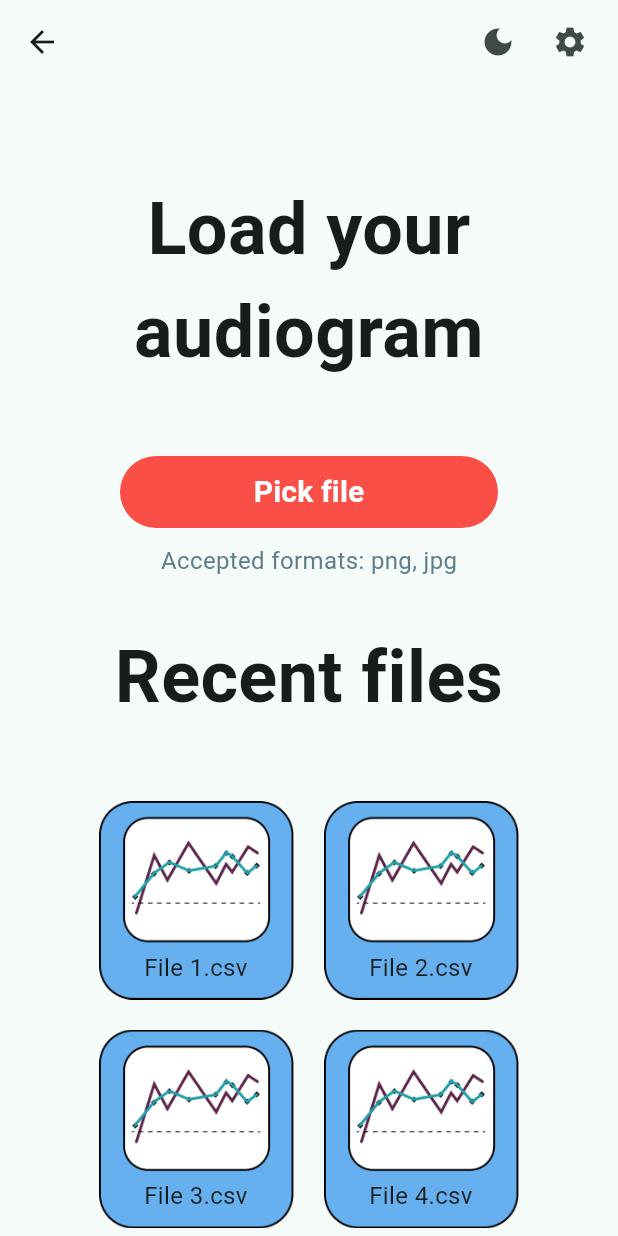
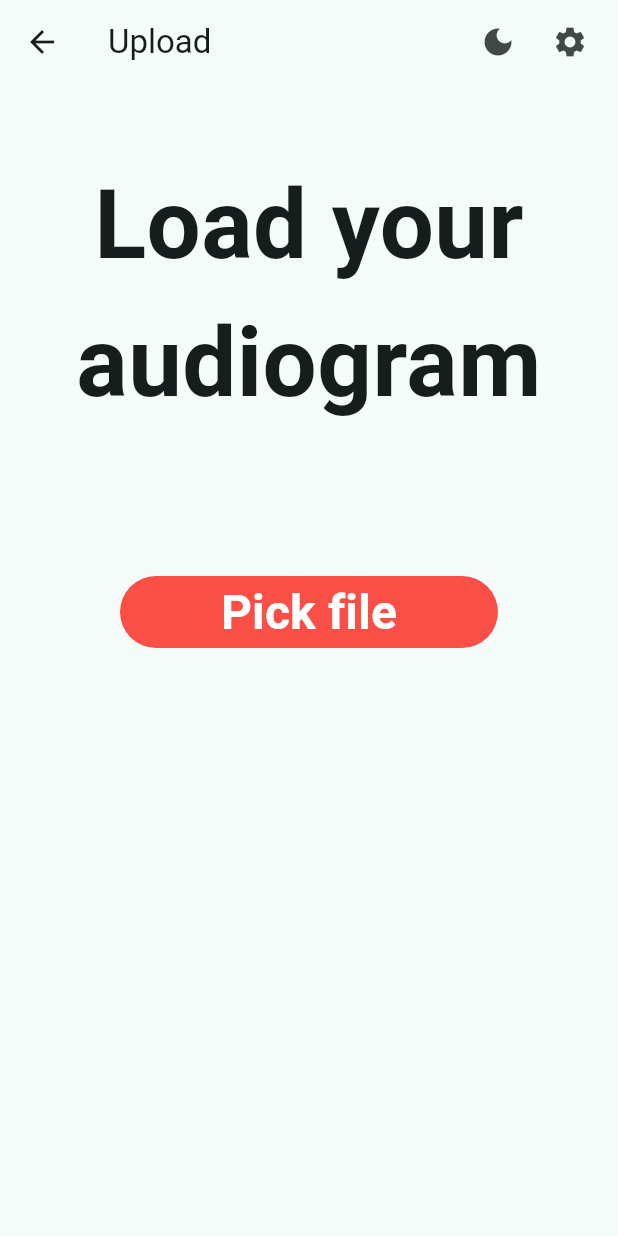
Before and after one commit to HearMate/hear-mate-app, a Flutter app: the EchoParseUploadScreen screen opened by its route, on a phone screen of 412 x 824 dp. Run offline on Flutter 3.47's test engine with Material 3 defaults, Android fonts, the phone set to English and light mode, and no system bars; our stand-ins replace audioplayers, bloc, file_picker, fl_chart, flutter_bloc, flutter_svg and 1 more; generated files the repository leaves out were written again.

Commit message:
bloc architecture for echoparse upload page

```diff
--- /dev/null
+++ b/lib/modules/echo_parse/blocs/echo_parse_event.dart
@@ -0,0 +1,18 @@
+part of 'echo_parse_bloc.dart';
+
+@immutable
+sealed class EchoParseEvent {}
+
+class EchoParseChooseAudiogramFileEvent extends EchoParseEvent {}
+
+class EchoParseUploadAudiogramFileToServerEvent extends EchoParseEvent {}
+
+class EchoParseReceivedServerResponseEvent extends EchoParseEvent {
+  final int statusCode;
+  final Map<String, dynamic> audiogramData;
+
+  EchoParseReceivedServerResponseEvent({
+    required this.statusCode,
+    required this.audiogramData,
+  });
+}
--- /dev/null
+++ b/lib/modules/echo_parse/blocs/echo_parse_state.dart
@@ -0,0 +1,34 @@
+part of 'echo_parse_bloc.dart';
+
+class EchoParseState {
+  final bool isResultReady;
+  final String fileName;
+  final Uint8List? image;
+  final int statusCode;
+  // this format should be changed after final backend version, additionally it should be unified with the hearing test
+  final Map<String, dynamic> audiogramData;
+
+  EchoParseState({
+    this.isResultReady = false,
+    this.fileName = "",
+    this.image,
+    this.statusCode = 0,
+    this.audiogramData = const {},
+  });
+
+  EchoParseState copyWith({
+    bool? isResultReady,
+    String? fileName,
+    Uint8List? image,
+    int? statusCode,
+    Map<String, dynamic>? audiogramData,
+  }) {
+    return EchoParseState(
+      isResultReady: isResultReady ?? this.isResultReady,
+      fileName: fileName ?? this.fileName,
+      image: image ?? this.image,
+      statusCode: statusCode ?? this.statusCode,
+      audiogramData: audiogramData ?? this.audiogramData,
+    );
+  }
+}
--- a/lib/modules/echo_parse/screens/echo_parse_upload_page/echo_parse_upload_page.dart
+++ b/lib/modules/echo_parse/screens/echo_parse_upload_page/echo_parse_upload_page.dart
@@ -1,94 +1,43 @@
 import 'package:flutter/material.dart';
+import 'package:flutter_bloc/flutter_bloc.dart';
 import 'package:hear_mate_app/data/constants.dart';
+import 'package:hear_mate_app/modules/echo_parse/blocs/echo_parse_bloc.dart';
 import 'package:hear_mate_app/widgets/hm_app_bar.dart';
 import 'package:flutter_gen/gen_l10n/app_localizations.dart';
-import 'package:http/http.dart' as http;
-import 'package:file_picker/file_picker.dart';
-import 'package:flutter_animate/flutter_animate.dart';
 
-class EchoParseUploadScreen extends StatefulWidget {
+class EchoParseUploadScreen extends StatelessWidget {
   const EchoParseUploadScreen({super.key});
 
   @override
-  State<EchoParseUploadScreen> createState() => _EchoParseUploadScreenState();
-}
+  Widget build(BuildContext context) {
 
-class _EchoParseUploadScreenState extends State<EchoParseUploadScreen> {
-  var image;
-  var fileName;
-  bool imageLoaded = false;
-
-  void sendImage() async {
-    if (image != null) {
-      var uri = Uri.parse(
-        'https://audiogram-reader-1.onrender.com/upload-image',
-      );
-
-      var request = http.MultipartRequest('POST', uri)
-        ..files.add(
-          http.MultipartFile.fromBytes('image', image, filename: fileName),
-        );
-
-      var response = await request.send();
-      print("Status: ${response.statusCode}");
-      print(await response.stream.bytesToString());
-    }
-  }
-
-  void pickImage() async {
-    var result = await FilePicker.platform.pickFiles(
-      type: FileType.image,
-      withData: true,
-    );
-
-    if (result != null && result.files.single.bytes != null) {
-      setState(() {
-        image = result.files.single.bytes!;
-        imageLoaded = true;
-        fileName = result.files.single.name;
-      });
-
-      print("file: ${result.files.single.name} (${image.length} bytes)");
-    } else {
-      print("No file selected or file is empty.");
-    }
-  }
-
-  @override
-  Widget build(BuildContext context) {
     return Scaffold(
-      appBar: HMAppBar(title: ""),
-      body: SizedBox(
+      appBar: HMAppBar(title: AppLocalizations.of(context)!.echoparse_upload_appbarTitle),
+      body: BlocBuilder<EchoParseBloc, EchoParseState>(
+        builder: (context, state) {
+          return SizedBox(
             width: double.infinity,
             child: SingleChildScrollView(
               child: Padding(
                 padding: EdgeInsets.all(48.0),
                 child: Column(
                   children: [
-                SizedBox(height: 14),
                     Text(
-                  MediaQuery.of(context).size.width > 800
-                      ? AppLocalizations.of(
-                        context,
-                      )!.echoparse_upload_headerUpload
-                      : AppLocalizations.of(
-                        context,
-                      )!.echoparse_upload_headerUpload,
+                      AppLocalizations.of(context)!.echoparse_upload_headerUpload,
                       textAlign: TextAlign.center,
-                  style: KConstants.headerStyle.copyWith(
-                    fontSize:
-                        MediaQuery.of(context).size.width > 500 ? 64.0 : 48.0,
+                      style: KConstants.headerStyle,
                     ),
-                ),
-
-                if (imageLoaded) ...[
+                    SizedBox(height: 48),
+                    if (state.image != null)
                       Column(
                         children: [
-                      SizedBox(height: 48),
                           Container(
                             padding: EdgeInsets.all(16),
-                        decoration: BoxDecoration(color: Colors.cyan, borderRadius: BorderRadius.circular(20)),
-                        child: Image.memory(image),
+                            decoration: BoxDecoration(
+                              color: Colors.cyan,
+                              borderRadius: BorderRadius.circular(20),
+                            ),
+                            child: Image.memory(state.image!),
                           ),
                           SizedBox(height: 48),
                           FilledButton(
@@ -96,102 +45,29 @@ class _EchoParseUploadScreenState extends State<EchoParseUploadScreen> {
                               minimumSize: Size(252, 48),
                               backgroundColor: KConstants.echoParseRed,
                             ),
-                        onPressed: sendImage,
-
-                        child: Padding(
-                          padding: const EdgeInsets.all(8.0),
+                            onPressed: () {
+                              context.read<EchoParseBloc>().add(EchoParseUploadAudiogramFileToServerEvent());
+                              Navigator.pushNamed(context, '/echo_parse/upload_done');
+                            },
                             child: Text(
-                            AppLocalizations.of(
-                              context,
-                            )!.echoparse_upload_buttonUpload,
-                            style: KConstants.hugeButtonStyle.copyWith(
-                              color: Colors.white,
-                              fontSize:
-                                  MediaQuery.of(context).size.width > 500
-                                      ? 32.0
-                                      : 20.0,
-                            ),
-                          ),
+                              AppLocalizations.of(context)!.echoparse_upload_buttonUpload,
+                              style: KConstants.hugeButtonStyle.copyWith(color: Colors.white),
                             ),
                           ),
                         ],
-                  ).animate().fadeIn(duration: 200.ms).scale(),
-                ],
-
+                      ),
                     SizedBox(height: 48),
                     FilledButton(
                       style: FilledButton.styleFrom(
                         minimumSize: Size(252, 48),
                         backgroundColor: KConstants.echoParseRed,
                       ),
-                  onPressed: pickImage,
-                  child: Padding(
-                    padding: const EdgeInsets.all(8.0),
+                      onPressed: () {
+                        context.read<EchoParseBloc>().add(EchoParseChooseAudiogramFileEvent());
+                      },
                       child: Text(
                         AppLocalizations.of(context)!.echoparse_upload_buttonPick,
-                      style: KConstants.hugeButtonStyle.copyWith(
-                        color: Colors.white,
-                        fontSize:
-                            MediaQuery.of(context).size.width > 500
-                                ? 32.0
-                                : 20.0,
-                      ),
-                    ),
-                  ),
-                ),
-
-                SizedBox(height: 10),
-                Text(
-                  AppLocalizations.of(context)!.echoparse_upload_buttonHelper,
-                  style: KConstants.helperStyle,
-                ),
-
-                SizedBox(height: 32),
-                Text(
-                  AppLocalizations.of(
-                    context,
-                  )!.echoparse_upload_savedFilesHeader,
-                  textAlign: TextAlign.center,
-                  style: KConstants.headerStyle.copyWith(
-                    fontSize:
-                        MediaQuery.of(context).size.width > 500 ? 64.0 : 48.0,
-                  ),
-                ),
-
-                SizedBox(height: 48),
-                LayoutBuilder(
-                  builder: (context, constraints) {
-                    final double itemWidth =
-                        MediaQuery.of(context).size.width > 500 ? 200.0 : 130.0;
-                    final double spacing =
-                        MediaQuery.of(context).size.width > 500 ? 40.0 : 20.0;
-                    final double bottomNum =
-                        MediaQuery.of(context).size.width > 500 ? 20.0 : 10.0;
-
-                    return Wrap(
-                      spacing: spacing,
-                      runSpacing: spacing,
-                      children: List.generate(
-                        8, // TODO: change it to the number of files - Michael
-                        //  imo it can also have a hard limit of 6 most recent for estetics - Stanislał
-                        (index) => SizedBox(
-                          width: itemWidth,
-                          child: Stack(
-                            children: [
-                              Image.asset(
-                                "assets/images/saved-file-mock.png",
-                                width: itemWidth,
-                              ),
-                              Positioned(
-                                bottom: bottomNum,
-                                left: 30,
-                                child: Text(
-                                  // TODO: Change the code to dynamic names
-                                  "File ${index + 1}.csv".length > 10
-                                      ? "${"File ${index + 1}.csv".substring(0, 7)}..."
-                                      : "File ${index + 1}.csv",
-                                  maxLines: 1,
-                                  style: KConstants.paragraphStyle,
+                        style: KConstants.hugeButtonStyle.copyWith(color: Colors.white),
                       ),
                     ),
                   ],
@@ -201,11 +77,6 @@ class _EchoParseUploadScreenState extends State<EchoParseUploadScreen> {
           );
         },
       ),
-              ],
-            ),
-          ),
-        ),
-      ),
     );
   }
 }
```
Also changed, not shown: lib/main.dart (+12 -1 lines), lib/modules/echo_parse/blocs/echo_parse_bloc.dart (added, +54 -0 lines), lib/modules/echo_parse/repositories/echo_parse_api_repository.dart (added, +40 -0 lines). Lines whose indentation alone changed are shown as unchanged.
